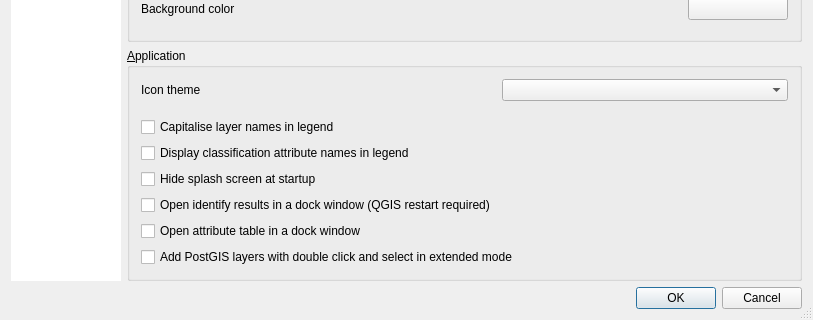
Old version of the form qgis/src/ui/qgsoptionsbase.ui in the repository sourcepole/qgis; both pictures show x 0 to 813 and y 217 to 537 of the 813 by 537 pixel window.
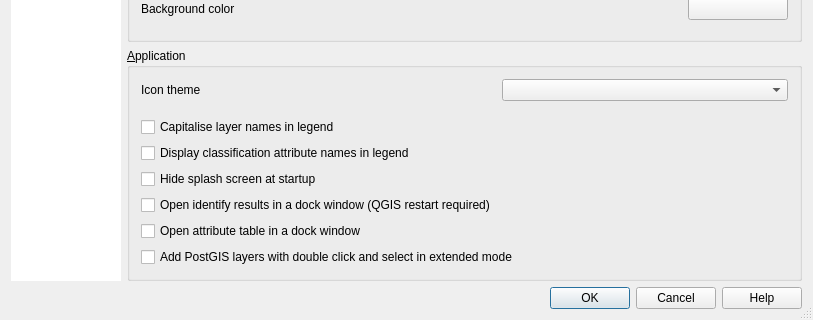
New version of the form. Icons and pictures are not drawn. Custom widgets are drawn as their Qt base class.

Commit message: add context help for qgis options, style manager, spatialite selection and custom projection and application icon to help viewer

What changed in the file:
```diff
--- a/qgis/src/ui/qgsoptionsbase.ui
+++ b/qgis/src/ui/qgsoptionsbase.ui
@@ -1243,7 +1243,7 @@
       <enum>Qt::Horizontal</enum>
      </property>
      <property name="standardButtons">
-      <set>QDialogButtonBox::Cancel|QDialogButtonBox::Ok</set>
+      <set>QDialogButtonBox::Cancel|QDialogButtonBox::Help|QDialogButtonBox::Ok</set>
      </property>
     </widget>
    </item>
```
The commit also changes 10 other files.
